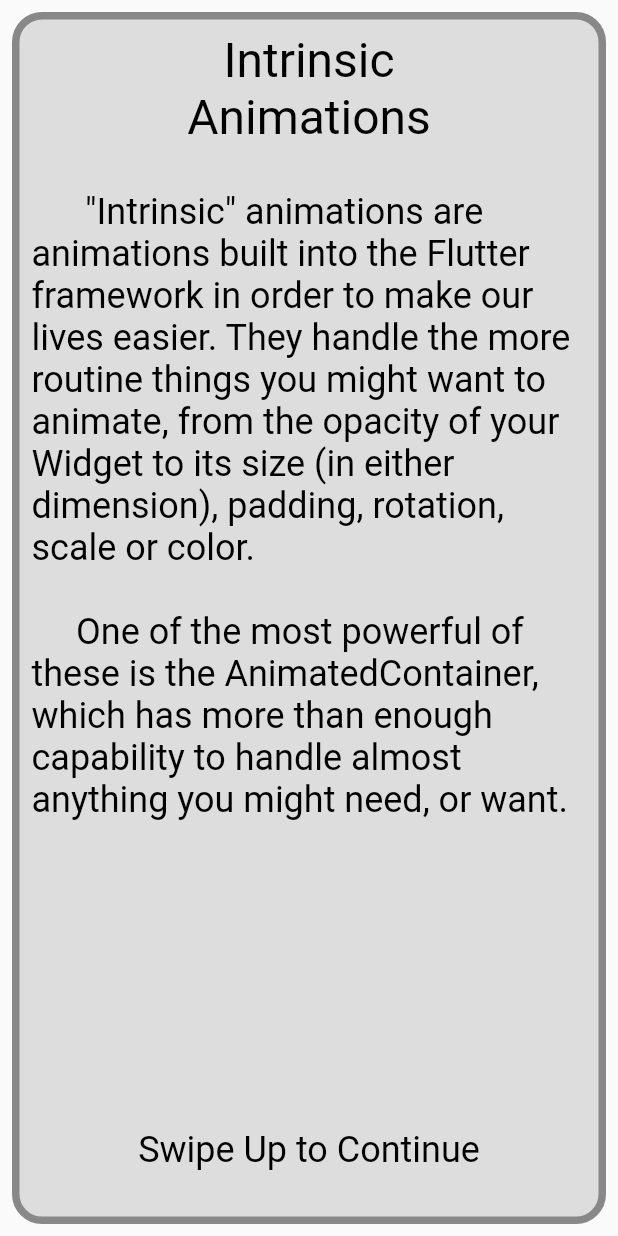
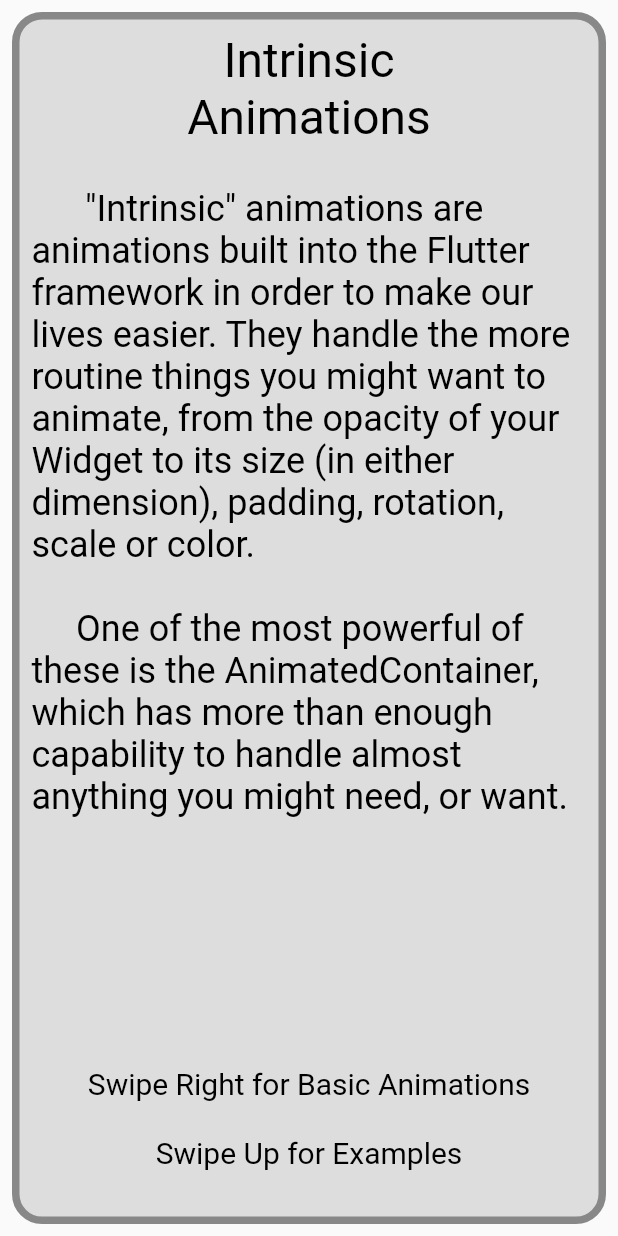
Before and after one commit to ScottS2017/Flutter_Z2P_04, a Flutter app: the IntrinsicAnimationsWelcome widget shown alone on an empty page, opened directly, on a phone screen of 412 x 824 dp. Run offline on Flutter 3.47's test engine with Material 2 defaults, Android fonts, the phone set to English and light mode, and no system bars.

Commit message:
Done with V1

```diff
--- a/lib/animation_examples/basics/basic_animations_welcome.dart
+++ b/lib/animation_examples/basics/basic_animations_welcome.dart
@@ -37,9 +37,7 @@ class _BasicAnimationsWelcomeState extends State<BasicAnimationsWelcome>{
           child: Column(
             crossAxisAlignment: CrossAxisAlignment.stretch,
             children: <Widget>[
-              const Expanded(
-                flex: 10,
-                child:  Text(
+              const Text(
                 'Basic\nAnimations',
                 semanticsLabel: 'Basic Animations',
                 textAlign: TextAlign.center,
@@ -48,9 +46,7 @@ class _BasicAnimationsWelcomeState extends State<BasicAnimationsWelcome>{
                   color: Colors.black,
                 ),
               ),
-              ),
               const Expanded(
-                flex: 80,
                 child:  Text(
                   '\n      Here we\'ll take a look at some of the more simple '
                     'approaches to animation including simple Tweens and '
@@ -67,16 +63,13 @@ class _BasicAnimationsWelcomeState extends State<BasicAnimationsWelcome>{
                   ),
                 ),
               ),
-              const Expanded(
-                flex: 10,
-                child: Text(
-                  '\nSwipe Up to Continue\n',
-                  semanticsLabel: 'Swipe Up to Continue',
+              const Text(
+                '\nSwipe Left for Intrinsic Animations\n\nSwipe Up for Examples\n',
+                semanticsLabel: 'Swipe  Left for Intrinsic Animations, Swipe Up for Examples',
                 textAlign: TextAlign.center,
                 style: TextStyle(
-                    fontSize: 24,
+                  fontSize: 20,
                   color: Colors.black,
-                  ),
                 ),
               ),
             ],
--- a/lib/animation_examples/basics/examples_of_curves.dart
+++ b/lib/animation_examples/basics/examples_of_curves.dart
@@ -46,7 +46,7 @@ class ExamplesOfCurvesState extends State<ExamplesOfCurves> with TickerProviderS
       await _controller.forward().orCancel;
       await _controller.reverse().orCancel;
     } on TickerCanceled {
-      print('Animation Failed');
+      print('Animation Canceled');
     }
   }
 
--- a/lib/animation_examples/intrinsic_animations/intrinsic_animations_welcome.dart
+++ b/lib/animation_examples/intrinsic_animations/intrinsic_animations_welcome.dart
@@ -36,9 +36,7 @@ class _IntrinsicAnimationsWelcomeState extends State<IntrinsicAnimationsWelcome>
           child: Column(
             crossAxisAlignment: CrossAxisAlignment.stretch,
             children: <Widget>[
-              const Expanded(
-                flex: 10,
-                child:  Text(
+             const Text(
                 'Intrinsic\nAnimations',
                 semanticsLabel: 'Intrinsic Animations',
                 textAlign: TextAlign.center,
@@ -47,12 +45,10 @@ class _IntrinsicAnimationsWelcomeState extends State<IntrinsicAnimationsWelcome>
                   color: Colors.black,
                 ),
               ),
-              ),
               const Expanded(
-                flex: 80,
                 child:  Text(
                   '\n      "Intrinsic" animations are animations built into the Flutter framework in order to make our lives easier. They handle the more routine things you might want to animate, from the opacity of your Widget to its size (in either dimension), padding, rotation, scale or color. \n\n     One of the most powerful of these is the AnimatedContainer, which has more than enough capability to handle almost anything you might need, or want.',
-                  semanticsLabel: 'EDIT THIS',
+                  semanticsLabel: '"Intrinsic" animations are animations built into the Flutter framework in order to make our lives easier. They handle the more routine things you might want to animate, from the opacity of your Widget to its size (in either dimension), padding, rotation, scale or color. One of the most powerful of these is the AnimatedContainer, which has more than enough capability to handle almost anything you might need, or want.',
                   textAlign: TextAlign.left,
                   style: TextStyle(
                     fontSize: 24,
@@ -60,16 +56,13 @@ class _IntrinsicAnimationsWelcomeState extends State<IntrinsicAnimationsWelcome>
                   ),
                 ),
               ),
-              const Expanded(
-                flex: 10,
-                child: Text(
-                  '\nSwipe Up to Continue\n',
-                  semanticsLabel: 'Swipe Up to Continue',
+              const Text(
+                '\nSwipe Right for Basic Animations\n\nSwipe Up for Examples\n',
+                semanticsLabel: 'Swipe Right for Basic Animations, Swipe Up for Examples',
                 textAlign: TextAlign.center,
                 style: TextStyle(
-                    fontSize: 24,
+                  fontSize: 20,
                   color: Colors.black,
-                  ),
                 ),
               ),
             ],
```
Also changed, not shown: lib/pages/welcome.dart (+11 -8 lines). Lines whose indentation alone changed are shown as unchanged.
